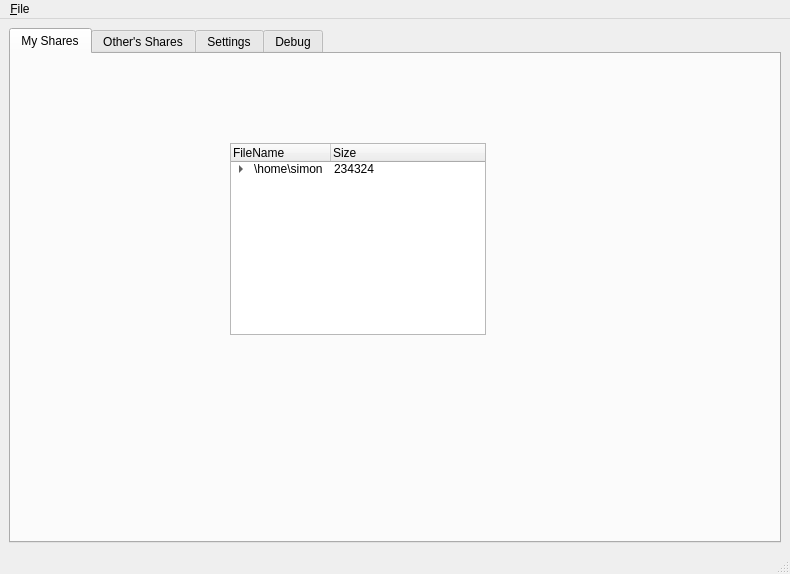
MrHacky/uftt, file src/qt-gui/MainWindow.ui: the form before one commit.
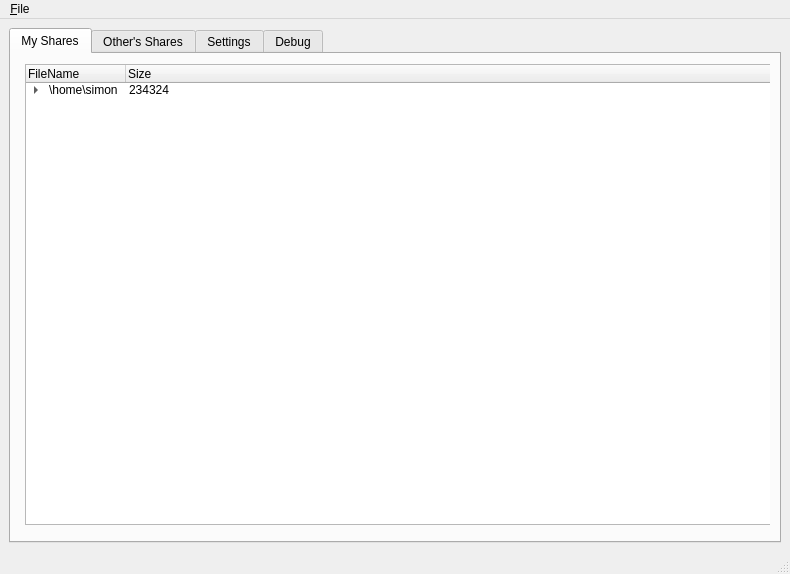
The form after the commit. Custom widgets are drawn as their Qt base class.

What changed in the file:
```diff
--- a/src/qt-gui/MainWindow.ui
+++ b/src/qt-gui/MainWindow.ui
@@ -44,17 +44,17 @@
           <widget class="QTreeWidget" name="treeWidget" >
            <property name="geometry" >
             <rect>
-             <x>210</x>
-             <y>80</y>
-             <width>256</width>
-             <height>192</height>
+             <x>5</x>
+             <y>1</y>
+             <width>751</width>
+             <height>461</height>
             </rect>
            </property>
            <property name="sizePolicy" >
             <sizepolicy>
-             <hsizetype>4</hsizetype>
-             <vsizetype>4</vsizetype>
-             <horstretch>1</horstretch>
+             <hsizetype>13</hsizetype>
+             <vsizetype>13</vsizetype>
+             <horstretch>0</horstretch>
              <verstretch>0</verstretch>
             </sizepolicy>
            </property>
@@ -172,6 +172,13 @@
    </property>
   </action>
  </widget>
+ <customwidgets>
+  <customwidget>
+   <class>QSharesTreeWidget</class>
+   <extends>QTreeWidget</extends>
+   <header>qsharestreewidget.h</header>
+  </customwidget>
+ </customwidgets>
  <resources/>
  <connections/>
 </ui>
```
Left out of the diff: 5 changed lines with no effect on the pictures.
